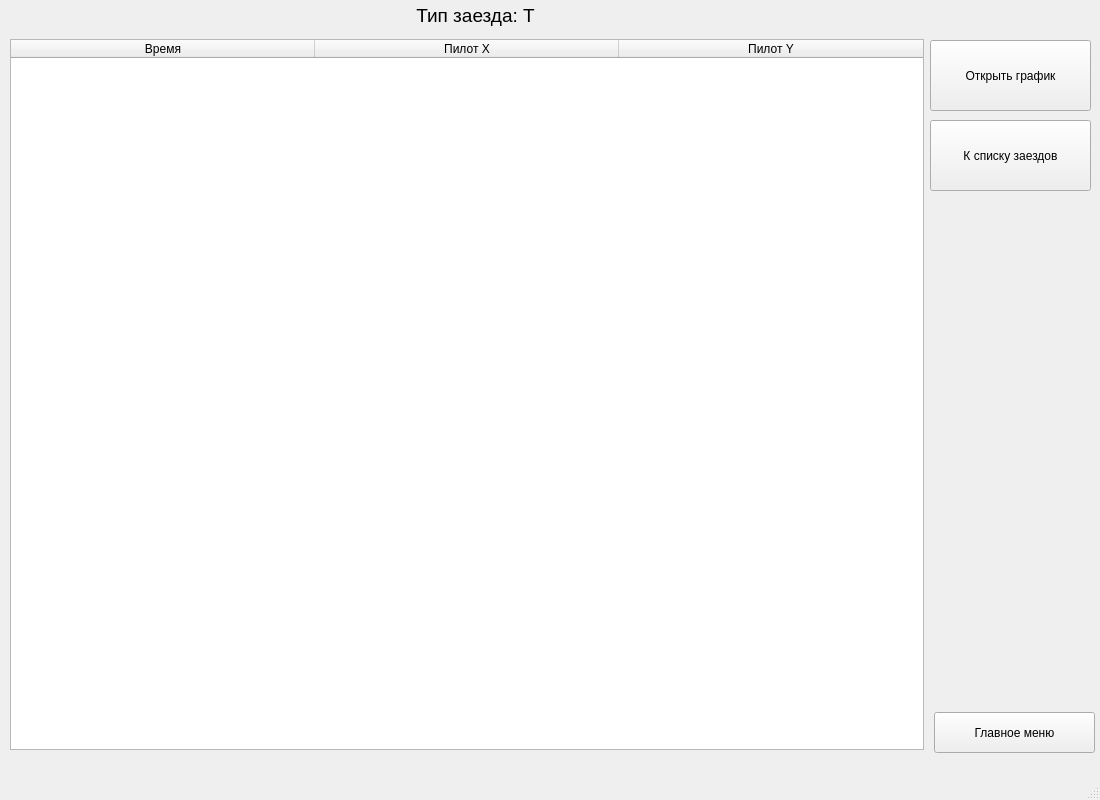
The window that Race.ui (vitoffer/Predprof23) describes before a commit, drawn with Qt 5.
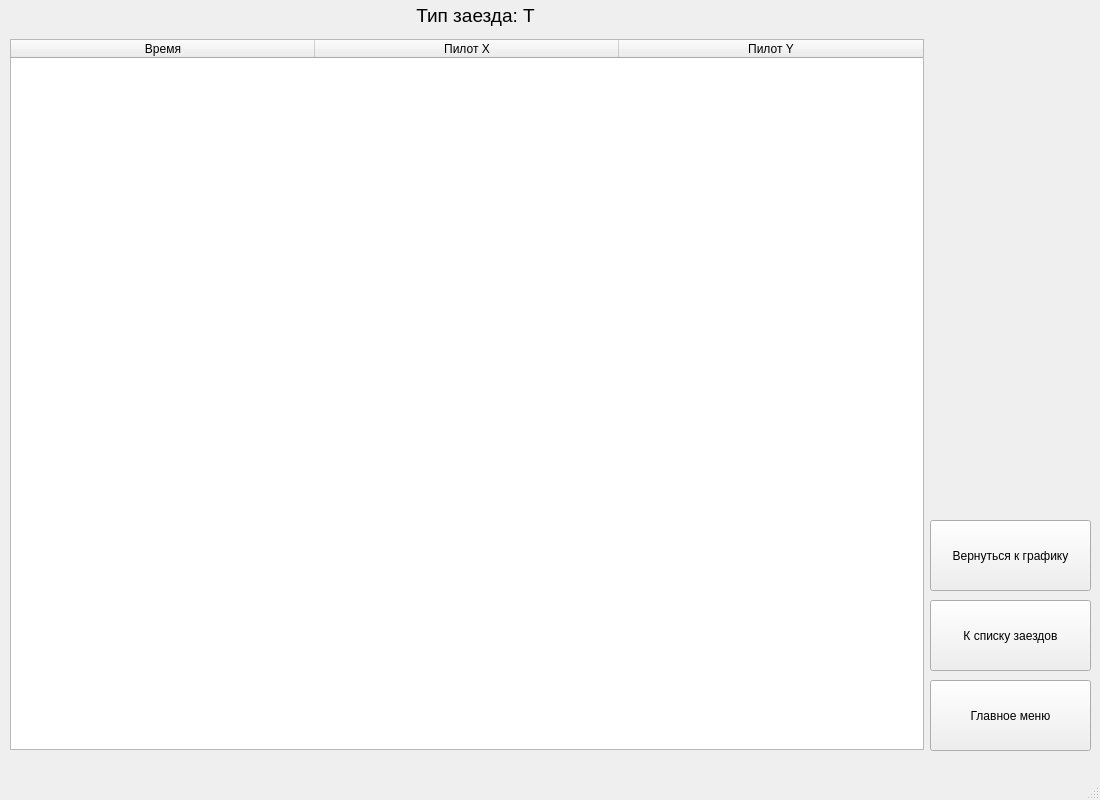
The same window after the commit.

```diff
--- a/Race.ui
+++ b/Race.ui
@@ -17,10 +17,10 @@
    <widget class="QPushButton" name="MenuButton">
     <property name="geometry">
      <rect>
-      <x>934</x>
-      <y>712</y>
+      <x>930</x>
+      <y>680</y>
       <width>161</width>
-      <height>41</height>
+      <height>71</height>
      </rect>
     </property>
     <property name="text">
@@ -65,20 +65,20 @@
     <property name="geometry">
      <rect>
       <x>930</x>
-      <y>40</y>
+      <y>520</y>
       <width>161</width>
       <height>71</height>
      </rect>
     </property>
     <property name="text">
-     <string>Открыть график</string>
+     <string>Вернуться к графику</string>
     </property>
    </widget>
    <widget class="QPushButton" name="toTableButton">
     <property name="geometry">
      <rect>
       <x>930</x>
-      <y>120</y>
+      <y>600</y>
       <width>161</width>
       <height>71</height>
      </rect>
```
